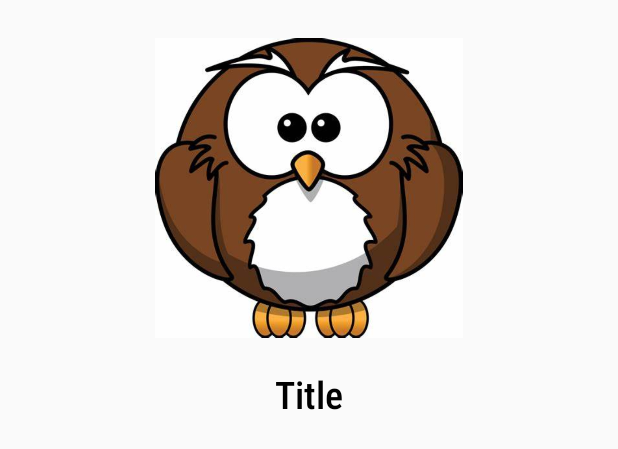
After one commit to JackyDOM/KorKo_Mobile_Year4, an Android app: the layout view_holder_banner.xml on its own in the app's theme, with its tools: preview values and no code run, on a phone screen of 412 x 824 dp. The commit adds this screen. Shown: the top 449 px of the screen. Run offline under Robolectric (Android 15) with nearby library versions, the phone set to English and light mode, and no system bars.

Commit message:
commit today 27/11/2024 part2 not yet design banner good

```diff
--- a/app/build.gradle.kts
+++ b/app/build.gradle.kts
@@ -59,5 +59,6 @@ dependencies {
 
     // ViewModel library
     implementation("androidx.lifecycle:lifecycle-viewmodel-ktx:2.6.1")
+    implementation("com.squareup.okhttp3:logging-interceptor:4.12.0")
 
 }
--- a/app/src/main/AndroidManifest.xml
+++ b/app/src/main/AndroidManifest.xml
@@ -1,6 +1,8 @@
 <?xml version="1.0" encoding="utf-8"?>
 <manifest xmlns:android="http://schemas.android.com/apk/res/android"
     xmlns:tools="http://schemas.android.com/tools">
+
+    <uses-permission android:name="android.permission.INTERNET"/>
 
     <application
         android:allowBackup="true"
--- /dev/null
+++ b/app/src/main/res/layout/view_holder_banner.xml
@@ -0,0 +1,41 @@
+<?xml version="1.0" encoding="utf-8"?>
+<LinearLayout xmlns:android="http://schemas.android.com/apk/res/android"
+    android:layout_width="match_parent"
+    android:layout_height="match_parent"
+    android:orientation="horizontal">
+
+    <LinearLayout
+        android:padding="5dp"
+        android:layout_marginBottom="8dp"
+        android:orientation="vertical"
+        android:layout_width="match_parent"
+        android:layout_height="wrap_content">
+
+        <ImageView
+            android:id="@+id/bannerImage"
+            android:layout_width="380dp"
+            android:layout_height="200dp"
+            android:layout_gravity="center_horizontal"
+            android:src="@drawable/owl"
+            android:layout_marginLeft="5dp"
+            android:layout_marginRight="5dp"
+            android:layout_marginTop="20dp"
+            android:adjustViewBounds="true"/>
+
+        <TextView
+            android:layout_marginTop="20dp"
+            android:id="@+id/txtTitle"
+            android:layout_gravity="center_horizontal"
+            android:layout_width="wrap_content"
+            android:layout_height="wrap_content"
+            android:text="Title"
+            android:fontFamily="sans-serif-condensed-light"
+            android:textSize="25sp"
+            android:textStyle="bold"
+            android:textColor="@color/black"/>
+
+    </LinearLayout>
+
+
+
+</LinearLayout>
```
Also changed, not shown: app/src/main/java/com/example/korkoapp/adapter/BannerAdapter.kt (added, +41 -0 lines), app/src/main/java/com/example/korkoapp/api/ApiManager.kt (added, +38 -0 lines), app/src/main/java/com/example/korkoapp/food_screen/FoodFragment.kt (+32 -1 lines), app/src/main/java/com/example/korkoapp/viewmodel/BannerViewModel.kt (added, +34 -0 lines), app/src/main/res/layout/fragment_food.xml (+13 -9 lines), app/src/main/res/drawable/owl.jpg (added).
